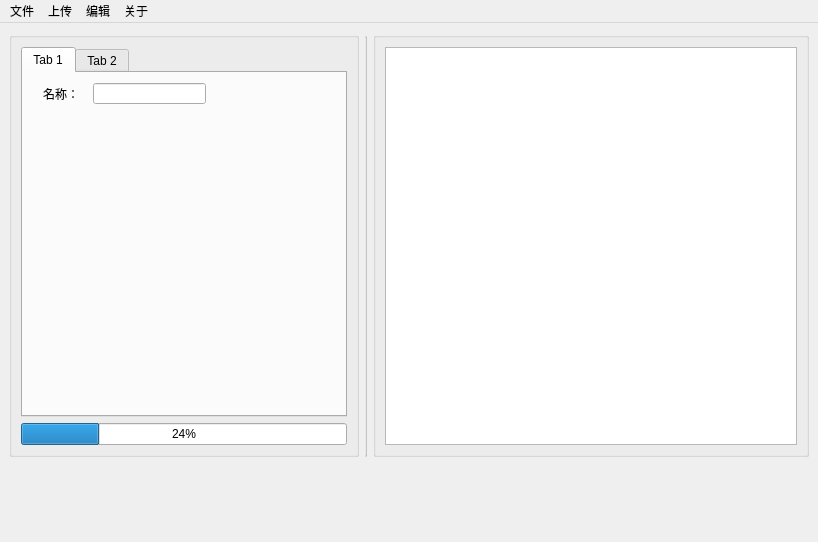
First picture: the form in workingarea.ui, repository Marcus-P-114514/Genshin-Impact-BWiKi-NPC-Editor, before the edit.
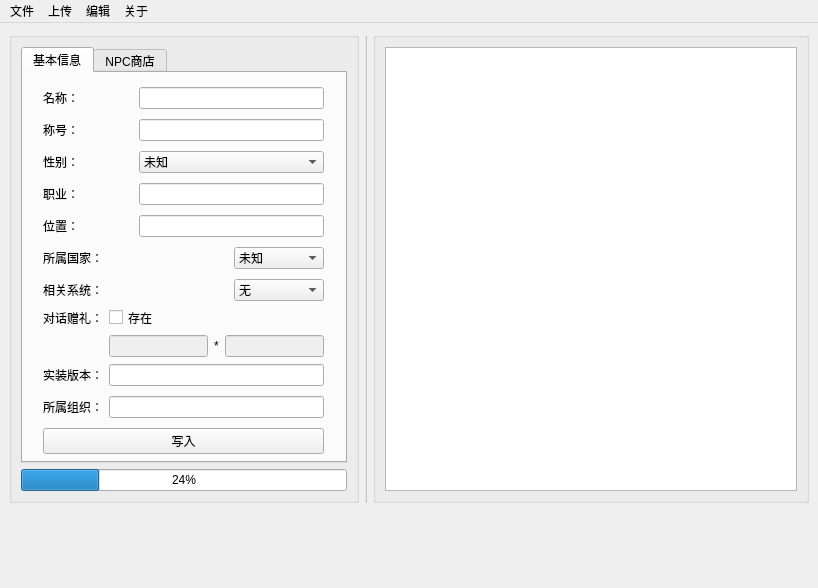
Second picture: the form after the edit. Icons and pictures are not drawn.

Commit message:
Updated Function: Basic Info
As described

Patch:
```diff
--- a/workingarea.ui
+++ b/workingarea.ui
@@ -7,7 +7,7 @@
     <x>0</x>
     <y>0</y>
     <width>818</width>
-    <height>542</height>
+    <height>588</height>
    </rect>
   </property>
   <property name="windowTitle">
@@ -99,7 +99,14 @@
          <string/>
         </property>
         <layout class="QGridLayout" name="gridLayout_4">
-         <item row="0" column="0">
+         <item row="2" column="0">
+          <widget class="QProgressBar" name="progressBar">
+           <property name="value">
+            <number>24</number>
+           </property>
+          </widget>
+         </item>
+         <item row="1" column="0">
           <widget class="QTabWidget" name="toolbox">
            <property name="sizePolicy">
             <sizepolicy hsizetype="Expanding" vsizetype="Expanding">
@@ -115,49 +122,313 @@
            </property>
            <widget class="QWidget" name="basic_info">
             <attribute name="title">
-             <string>Tab 1</string>
+             <string>基本信息</string>
             </attribute>
-            <widget class="QLabel" name="label">
+            <widget class="QWidget" name="">
              <property name="geometry">
               <rect>
                <x>20</x>
                <y>10</y>
-               <width>81</width>
-               <height>21</height>
+               <width>281</width>
+               <height>227</height>
               </rect>
              </property>
-             <property name="styleSheet">
-              <string notr="true">font: 13pt &quot;Source Han Serif SC&quot;;</string>
+             <layout class="QGridLayout" name="gridLayout_5">
+              <item row="0" column="0">
+               <widget class="QLabel" name="label">
+                <property name="styleSheet">
+                 <string notr="true">font: 13pt &quot;Source Han Serif SC&quot;;</string>
+                </property>
+                <property name="text">
+                 <string>名称：</string>
+                </property>
+               </widget>
+              </item>
+              <item row="0" column="1" colspan="2">
+               <widget class="QLineEdit" name="name_input"/>
+              </item>
+              <item row="1" column="0">
+               <widget class="QLabel" name="label_2">
+                <property name="styleSheet">
+                 <string notr="true">font: 13pt &quot;Source Han Serif SC&quot;;</string>
+                </property>
+                <property name="text">
+                 <string>称号：</string>
+                </property>
+               </widget>
+              </item>
+              <item row="1" column="1" colspan="2">
+               <widget class="QLineEdit" name="nickname_input"/>
+              </item>
+              <item row="2" column="0">
+               <widget class="QLabel" name="label_3">
+                <property name="styleSheet">
+                 <string notr="true">font: 13pt &quot;Source Han Serif SC&quot;;</string>
+                </property>
+                <property name="text">
+                 <string>性别：</string>
+                </property>
+               </widget>
+              </item>
+              <item row="2" column="1" colspan="2">
+               <widget class="QComboBox" name="gender_input">
+                <item>
+                 <property name="text">
+                  <string>未知</string>
+                 </property>
+                </item>
+                <item>
+                 <property name="text">
+                  <string>男</string>
+                 </property>
+                </item>
+                <item>
+                 <property name="text">
+                  <string>女</string>
+                 </property>
+                </item>
+               </widget>
+              </item>
+              <item row="3" column="0">
+               <widget class="QLabel" name="label_4">
+                <property name="styleSheet">
+                 <string notr="true">font: 13pt &quot;Source Han Serif SC&quot;;</string>
+                </property>
+                <property name="text">
+                 <string>职业：</string>
+                </property>
+               </widget>
+              </item>
+              <item row="3" column="1" colspan="2">
+               <widget class="QLineEdit" name="job_input"/>
+              </item>
+              <item row="4" column="0">
+               <widget class="QLabel" name="label_5">
+                <property name="styleSheet">
+                 <string notr="true">font: 13pt &quot;Source Han Serif SC&quot;;</string>
+                </property>
+                <property name="text">
+                 <string>位置：</string>
+                </property>
+               </widget>
+              </item>
+              <item row="4" column="1" colspan="2">
+               <widget class="QLineEdit" name="location_input"/>
+              </item>
+              <item row="5" column="0" colspan="2">
+               <widget class="QLabel" name="label_6">
+                <property name="styleSheet">
+                 <string notr="true">font: 13pt &quot;Source Han Serif SC&quot;;</string>
+                </property>
+                <property name="text">
+                 <string>所属国家：</string>
+                </property>
+               </widget>
+              </item>
+              <item row="5" column="2">
+               <widget class="QComboBox" name="country_input">
+                <item>
+                 <property name="text">
+                  <string>未知</string>
+                 </property>
+                </item>
+                <item>
+                 <property name="text">
+                  <string>蒙德</string>
+                 </property>
+                </item>
+                <item>
+                 <property name="text">
+                  <string>璃月</string>
+                 </property>
+                </item>
+                <item>
+                 <property name="text">
+                  <string>稻妻</string>
+                 </property>
+                </item>
+                <item>
+                 <property name="text">
+                  <string>须弥</string>
+                 </property>
+                </item>
+                <item>
+                 <property name="text">
+                  <string>枫丹</string>
+                 </property>
+                </item>
+                <item>
+                 <property name="text">
+                  <string>纳塔</string>
+                 </property>
+                </item>
+                <item>
+                 <property name="text">
+                  <string>至冬</string>
+                 </property>
+                </item>
+               </widget>
+              </item>
+              <item row="6" column="0" colspan="2">
+               <widget class="QLabel" name="label_7">
+                <property name="styleSheet">
+                 <string notr="true">font: 13pt &quot;Source Han Serif SC&quot;;</string>
+                </property>
+                <property name="text">
+                 <string>相关系统：</string>
+                </property>
+               </widget>
+              </item>
+              <item row="6" column="2">
+               <widget class="QComboBox" name="system_input">
+                <item>
+                 <property name="text">
+                  <string>无</string>
+                 </property>
+                </item>
+                <item>
+                 <property name="text">
+                  <string>委托</string>
+                 </property>
+                </item>
+                <item>
+                 <property name="text">
+                  <string>声望</string>
+                 </property>
+                </item>
+                <item>
+                 <property name="text">
+                  <string>活动</string>
+                 </property>
+                </item>
+                <item>
+                 <property name="text">
+                  <string>商店</string>
+                 </property>
+                </item>
+                <item>
+                 <property name="text">
+                  <string>烹饪</string>
+                 </property>
+                </item>
+                <item>
+                 <property name="text">
+                  <string>尘歌壶</string>
+                 </property>
+                </item>
+               </widget>
+              </item>
+             </layout>
+            </widget>
+            <widget class="QWidget" name="">
+             <property name="geometry">
+              <rect>
+               <x>20</x>
+               <y>233</y>
+               <width>281</width>
+               <height>51</height>
+              </rect>
              </property>
-             <property name="text">
-              <string>名称：</string>
-             </property>
+             <layout class="QGridLayout" name="gridLayout_6">
+              <item row="0" column="0">
+               <widget class="QLabel" name="label_8">
+                <property name="styleSheet">
+                 <string notr="true">font: 13pt &quot;Source Han Serif SC&quot;;</string>
+                </property>
+                <property name="text">
+                 <string>对话赠礼：</string>
+                </property>
+               </widget>
+              </item>
+              <item row="0" column="1" colspan="3">
+               <widget class="QCheckBox" name="exist_dialog_judge">
+                <property name="text">
+                 <string>存在</string>
+                </property>
+               </widget>
+              </item>
+              <item row="1" column="1">
+               <widget class="QLineEdit" name="gift_name_input">
+                <property name="enabled">
+                 <bool>false</bool>
+                </property>
+               </widget>
+              </item>
+              <item row="1" column="2">
+               <widget class="QLabel" name="label_9">
+                <property name="styleSheet">
+                 <string notr="true">font: 13pt &quot;Helvetica&quot;;</string>
+                </property>
+                <property name="text">
+                 <string>*</string>
+                </property>
+               </widget>
+              </item>
+              <item row="1" column="3">
+               <widget class="QLineEdit" name="gift_num_input">
+                <property name="enabled">
+                 <bool>false</bool>
+                </property>
+               </widget>
+              </item>
+             </layout>
             </widget>
-            <widget class="QLineEdit" name="lineEdit">
+            <widget class="QWidget" name="">
              <property name="geometry">
               <rect>
-               <x>70</x>
-               <y>10</y>
-               <width>113</width>
-               <height>21</height>
+               <x>20</x>
+               <y>287</y>
+               <width>281</width>
+               <height>98</height>
               </rect>
              </property>
+             <layout class="QGridLayout" name="gridLayout_7">
+              <item row="0" column="0">
+               <widget class="QLabel" name="label_10">
+                <property name="styleSheet">
+                 <string notr="true">font: 13pt &quot;Source Han Serif SC&quot;;</string>
+                </property>
+                <property name="text">
+                 <string>实装版本：</string>
+                </property>
+               </widget>
+              </item>
+              <item row="0" column="1">
+               <widget class="QLineEdit" name="version_input"/>
+              </item>
+              <item row="1" column="0">
+               <widget class="QLabel" name="label_11">
+                <property name="styleSheet">
+                 <string notr="true">font: 13pt &quot;Source Han Serif SC&quot;;</string>
+                </property>
+                <property name="text">
+                 <string>所属组织：</string>
+                </property>
+               </widget>
+              </item>
+              <item row="1" column="1">
+               <widget class="QLineEdit" name="org_input"/>
+              </item>
+              <item row="2" column="0" colspan="2">
+               <widget class="QPushButton" name="write_basic_info">
+                <property name="styleSheet">
+                 <string notr="true">font: 13pt &quot;Source Han Serif SC&quot;;</string>
+                </property>
+                <property name="text">
+                 <string>写入</string>
+                </property>
+               </widget>
+              </item>
+             </layout>
             </widget>
            </widget>
            <widget class="QWidget" name="store">
             <attribute name="title">
-             <string>Tab 2</string>
+             <string>NPC商店</string>
             </attribute>
            </widget>
           </widget>
          </item>
-         <item row="1" column="0">
-          <widget class="QProgressBar" name="progressBar">
-           <property name="value">
-            <number>24</number>
-           </property>
-          </widget>
-         </item>
         </layout>
        </widget>
       </item>
```
Left out of the diff: 2 changed lines with no effect on the pictures. The commit also changes 3 other files.
